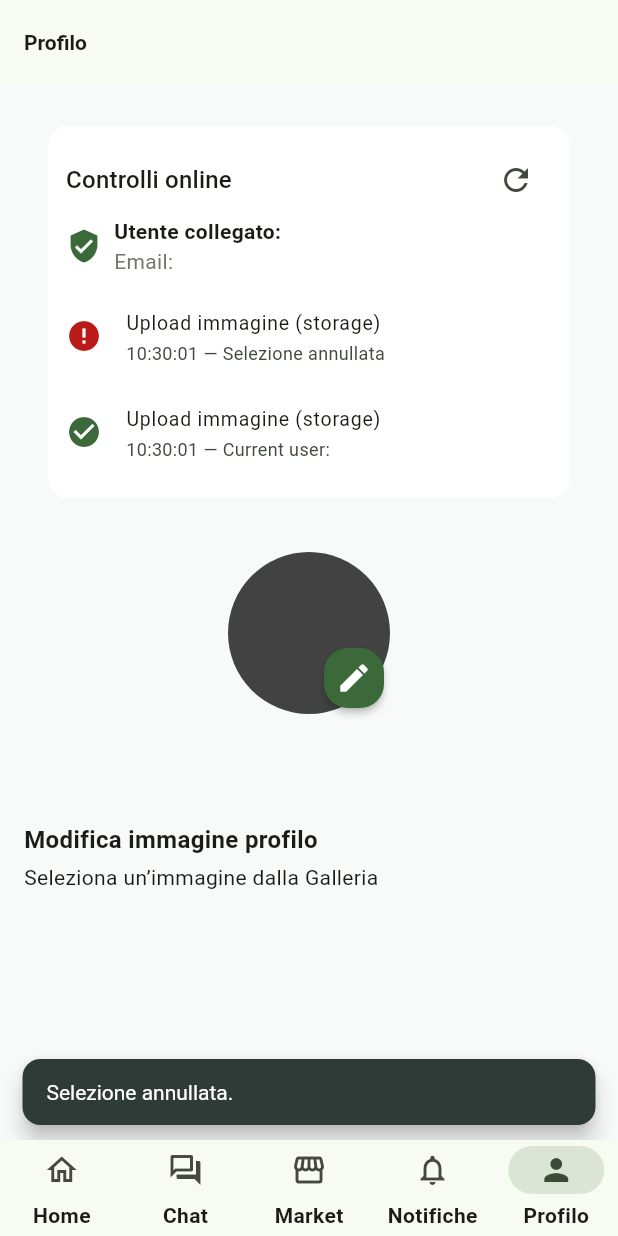
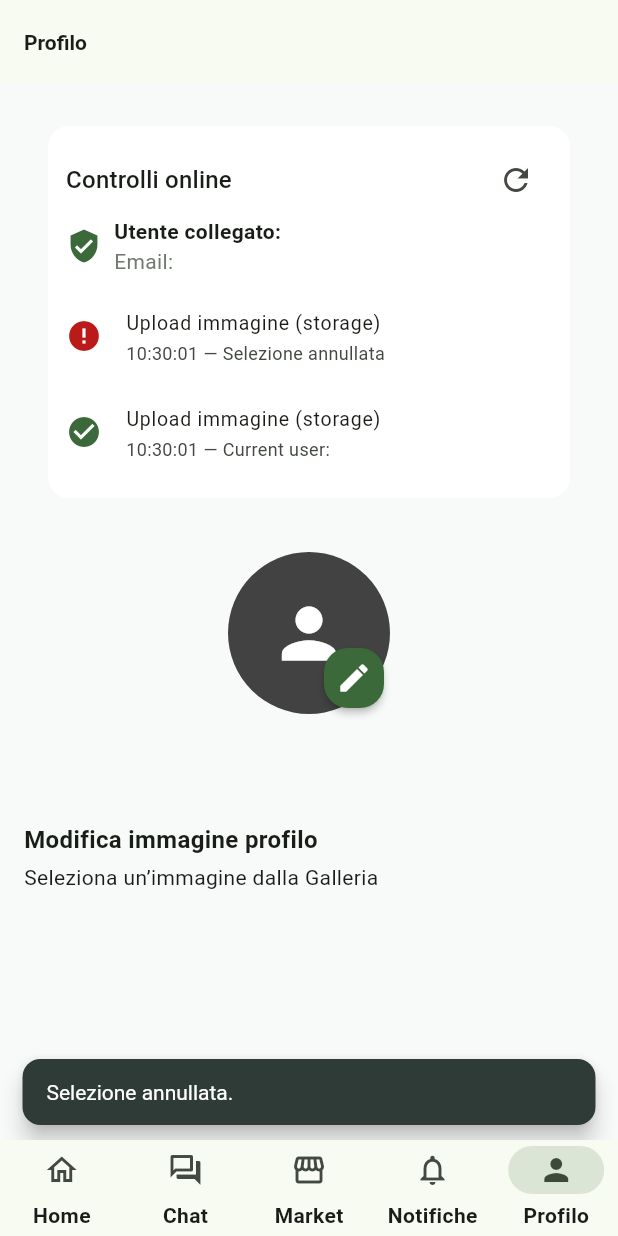
Before and after one commit to PAN-AWS/pan_app, a Flutter app: the screen it shows once a user with an empty profile is signed in, item 5 of the bottom bar chosen, after a tap on the "edit" icon, on a phone screen of 412 x 824 dp. Run offline on Flutter 3.47's test engine with Material 3 defaults, Android fonts, the phone set to English and light mode, and no system bars; our stand-ins replace cloud_firestore, firebase_auth, firebase_core, firebase_storage, google_sign_in, image_picker; missing offline and left inert: dart:html; accounts and stored records are empty; network calls fail.

Commit message:
Normalize avatar upload and refresh handling

```diff
--- a/lib/app/widgets/profile_avatar.dart
+++ b/lib/app/widgets/profile_avatar.dart
@@ -1,5 +1,6 @@
 import 'dart:async';
 
+import 'package:firebase_core/firebase_core.dart';
 import 'package:firebase_storage/firebase_storage.dart';
 import 'package:flutter/material.dart';
 
@@ -11,24 +12,39 @@ class ProfileAvatar extends StatefulWidget {
 
   const ProfileAvatar({super.key, required this.uid, this.radius = 20});
 
+  static void invalidate(String uid) {
+    _ProfileAvatarState.invalidate(uid);
+  }
+
   @override
   State<ProfileAvatar> createState() => _ProfileAvatarState();
 }
 
 class _ProfileAvatarState extends State<ProfileAvatar> {
-  static const _bucket = 'pan-nativa-progetto.firebasestorage.app';
   static const _pathRoot = 'public_profiles';
   static const _refreshInterval = Duration(seconds: 30);
+  static const _standardExtension = 'png';
+
+  static final StreamController<String> _invalidationController =
+      StreamController<String>.broadcast();
 
   late Future<String?> _urlFuture;
   Timer? _refreshTimer;
+  StreamSubscription<String>? _invalidateSub;
   String _cacheBuster = DateTime.now().millisecondsSinceEpoch.toString();
+
+  static void invalidate(String uid) {
+    if (!_invalidationController.isClosed) {
+      _invalidationController.add(uid);
+    }
+  }
 
   @override
   void initState() {
     super.initState();
     _urlFuture = _loadUrl();
     _startTimer();
+    _listenInvalidations();
   }
 
   @override
@@ -49,33 +65,87 @@ class _ProfileAvatarState extends State<ProfileAvatar> {
     });
   }
 
+  void _listenInvalidations() {
+    _invalidateSub?.cancel();
+    _invalidateSub = _invalidationController.stream.listen((uid) {
+      if (uid != widget.uid) return;
+      setState(() {
+        _cacheBuster = DateTime.now().millisecondsSinceEpoch.toString();
+        _urlFuture = _loadUrl();
+      });
+    });
+  }
+
+  Future<FirebaseStorage> _storageForConfiguredBucket() async {
+    try {
+      final bucket =
+          Firebase.apps.isNotEmpty ? Firebase.app().options.storageBucket : null;
+      if (bucket != null && bucket.isNotEmpty) {
+        return FirebaseStorage.instanceFor(bucket: bucket);
+      }
+    } catch (_) {
+      // Fallback handled below
+    }
+    return FirebaseStorage.instance;
+  }
+
   Future<String?> _loadUrl() async {
     try {
-      final storage = FirebaseStorage.instanceFor(bucket: _bucket);
+      final storage = await _storageForConfiguredBucket();
       final baseRef = storage.ref().child(_pathRoot).child(widget.uid);
-      final avatarRef = baseRef.child('avatar.jpg');
 
-      try {
-        return await avatarRef.getDownloadURL();
-      } on FirebaseException catch (e) {
-        if (e.code == 'object-not-found') {
-          final list = await baseRef.list(const ListOptions(maxResults: 1));
-          if (list.items.isNotEmpty) {
-            return await list.items.first.getDownloadURL();
+      final attempts = _buildAttemptList();
+      for (final ext in attempts) {
+        try {
+          final url = await baseRef.child('avatar.$ext').getDownloadURL();
+          return url;
+        } on FirebaseException catch (e) {
+          if (e.code != 'object-not-found') {
+            debugPrint('[PROFILE-AVATAR] download error: ${e.code} - ${e.message}');
           }
         }
-        debugPrint('[PROFILE-AVATAR] download error: ${e.code} - ${e.message}');
-        return null;
+      }
+
+      final list = await baseRef.listAll();
+      for (final item in list.items) {
+        if (_looksLikeImage(item.name)) {
+          try {
+            return await item.getDownloadURL();
+          } on FirebaseException catch (e) {
+            debugPrint('[PROFILE-AVATAR] list download error: ${e.code}');
+          }
+        }
       }
     } catch (e) {
       debugPrint('[PROFILE-AVATAR] generic error: $e');
       return null;
     }
+    return null;
+  }
+
+  List<String> _buildAttemptList() {
+    final seen = <String>{};
+    final ordered = [_standardExtension, 'jpg', 'jpeg', 'png'];
+    final result = <String>[];
+    for (final ext in ordered) {
+      if (seen.add(ext)) result.add(ext);
+    }
+    return result;
+  }
+
+  bool _looksLikeImage(String name) {
+    final lower = name.toLowerCase();
+    return lower.endsWith('.jpg') ||
+        lower.endsWith('.jpeg') ||
+        lower.endsWith('.png') ||
+        lower.endsWith('.gif') ||
+        lower.endsWith('.webp');
   }
 
   @override
   void dispose() {
     _refreshTimer?.cancel();
+    _invalidateSub?.cancel();
     super.dispose();
   }
 
@@ -91,6 +161,13 @@ class _ProfileAvatarState extends State<ProfileAvatar> {
           backgroundColor: Colors.grey.shade800,
           foregroundImage:
               effectiveUrl != null ? NetworkImage(effectiveUrl) : null,
+          child: effectiveUrl == null
+              ? Icon(
+                  Icons.person,
+                  size: widget.radius,
+                  color: Colors.white,
+                )
+              : null,
         );
       },
     );
--- a/lib/features/profile/profile_page.dart
+++ b/lib/features/profile/profile_page.dart
@@ -1,4 +1,5 @@
 import 'dart:typed_data';
+import 'dart:ui' as ui;
 
 import 'package:cloud_firestore/cloud_firestore.dart';
 import 'package:firebase_auth/firebase_auth.dart';
@@ -81,6 +82,7 @@ class _ProfilePageState extends State<ProfilePage> {
       );
 
       final Uint8List bytes = await picked.readAsBytes();
+      final _StandardAvatar avatar = await _standardizeAvatar(bytes);
 
       final bucket = Firebase.app().options.storageBucket;
 
@@ -92,17 +94,16 @@ class _ProfilePageState extends State<ProfilePage> {
           .ref()
           .child('public_profiles')
           .child(user.uid)
-          .child('avatar.jpg');
+          .child('avatar.${avatar.extension}');
 
-      final metadata =
-          SettableMetadata(contentType: _inferContentType(picked.name));
+      final metadata = SettableMetadata(contentType: avatar.contentType);
 
       final configuredBucket = Firebase.app().options.storageBucket;
       debugPrint('[PROFILE] storage bucket configured=$configuredBucket');
       debugPrint('[AVATAR] storage bucket=${storage.bucket}');
       debugPrint(
         '[PROFILE] upload to ${ref.fullPath} '
-        'contentType=${metadata.contentType} size=${bytes.lengthInBytes}',
+        'contentType=${metadata.contentType} size=${avatar.bytes.lengthInBytes}',
       );
 
       SyncStatusController.instance.add(
@@ -116,7 +117,7 @@ class _ProfilePageState extends State<ProfilePage> {
         debugPrint('Upload avatar: inizio');
         debugPrint('Upload avatar: bucket=${ref.bucket} path=${ref.fullPath}');
 
-        final task = ref.putData(bytes, metadata);
+        final task = ref.putData(avatar.bytes, metadata);
 
         task.snapshotEvents.listen(
           (s) {
@@ -191,6 +192,8 @@ class _ProfilePageState extends State<ProfilePage> {
         category: 'storage',
       );
 
+      ProfileAvatar.invalidate(user.uid);
+
       await user.reload();
       if (!mounted) return;
       _snack('Immagine profilo aggiornata.');
@@ -225,6 +228,29 @@ class _ProfilePageState extends State<ProfilePage> {
   void _snack(String msg) {
     if (!mounted) return;
     ScaffoldMessenger.of(context).showSnackBar(SnackBar(content: Text(msg)));
+  }
+
+  Future<_StandardAvatar> _standardizeAvatar(Uint8List source) async {
+    final codec = await ui.instantiateImageCodec(source);
+    final frame = await codec.getNextFrame();
+    final image = frame.image;
+
+    final byteData = await image.toByteData(
+      format: ui.ImageByteFormat.png,
+    );
+
+    image.dispose();
+    codec.dispose();
+
+    if (byteData == null) {
+      throw Exception('Impossibile convertire l\'immagine');
+    }
+
+    return _StandardAvatar(
+      bytes: byteData.buffer.asUint8List(),
+      contentType: 'image/png',
+      extension: 'png',
+    );
   }
 
   @override
@@ -303,12 +329,14 @@ class _ProfilePageState extends State<ProfilePage> {
   }
 }
 
-String _inferContentType(String fileName) {
-  final lower = fileName.toLowerCase();
-  if (lower.endsWith('.png')) return 'image/png';
-  if (lower.endsWith('.jpg') || lower.endsWith('.jpeg')) {
-    return 'image/jpeg';
-  }
-  if (lower.endsWith('.gif')) return 'image/gif';
-  return 'application/octet-stream';
+class _StandardAvatar {
+  final Uint8List bytes;
+  final String contentType;
+  final String extension;
+
+  const _StandardAvatar({
+    required this.bytes,
+    required this.contentType,
+    required this.extension,
+  });
 }
```
